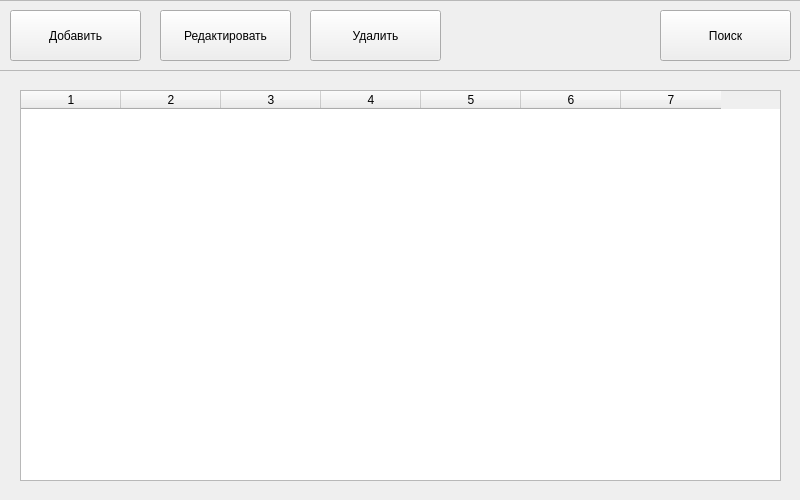
DoooMer/film-library, file Filmlibrary/ui/templates/mainview.ui: the form before one commit.
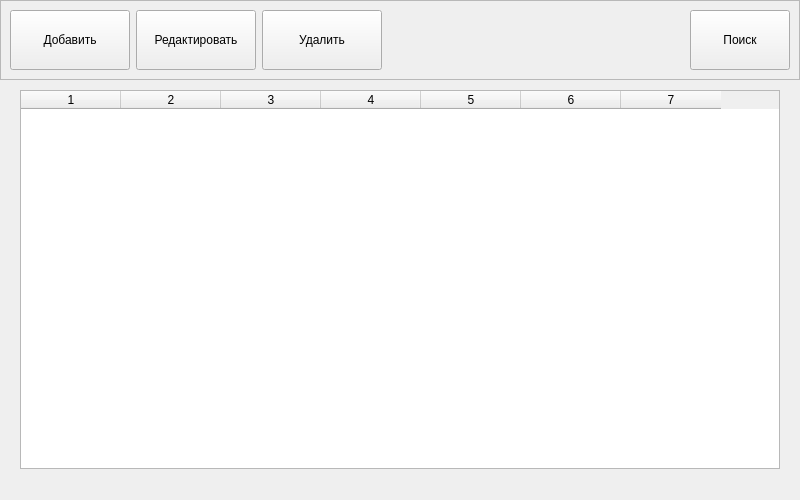
The form after the commit.

Commit message: fix expanding width of widgets, add closing selected file

What changed in the file:
```diff
--- a/Filmlibrary/ui/templates/mainview.ui
+++ b/Filmlibrary/ui/templates/mainview.ui
@@ -11,78 +11,55 @@
    </rect>
   </property>
   <property name="sizePolicy">
-   <sizepolicy hsizetype="Expanding" vsizetype="Preferred">
+   <sizepolicy hsizetype="MinimumExpanding" vsizetype="Minimum">
     <horstretch>0</horstretch>
     <verstretch>0</verstretch>
    </sizepolicy>
   </property>
+  <property name="minimumSize">
+   <size>
+    <width>800</width>
+    <height>500</height>
+   </size>
+  </property>
+  <property name="maximumSize">
+   <size>
+    <width>16777215</width>
+    <height>500</height>
+   </size>
+  </property>
   <property name="windowTitle">
    <string>Form</string>
   </property>
-  <widget class="QWidget" name="verticalLayoutWidget">
-   <property name="geometry">
-    <rect>
-     <x>0</x>
-     <y>80</y>
-     <width>801</width>
-     <height>421</height>
-    </rect>
-   </property>
-   <layout class="QVBoxLayout" name="verticalLayout">
+  <layout class="QVBoxLayout" name="verticalLayout_2">
     <property name="spacing">
-     <number>8</number>
+    <number>0</number>
+   </property>
+   <property name="sizeConstraint">
+    <enum>QLayout::SetMinAndMaxSize</enum>
     </property>
     <property name="leftMargin">
-     <number>20</number>
+    <number>0</number>
     </property>
     <property name="topMargin">
-     <number>10</number>
+    <number>0</number>
     </property>
     <property name="rightMargin">
-     <number>20</number>
-    </property>
-    <property name="bottomMargin">
-     <number>20</number>
+    <number>0</number>
     </property>
     <item>
-     <widget class="QTableWidget" name="list">
-      <property name="sizePolicy">
-       <sizepolicy hsizetype="Expanding" vsizetype="Expanding">
-        <horstretch>0</horstretch>
-        <verstretch>0</verstretch>
-       </sizepolicy>
-      </property>
-      <property name="editTriggers">
-       <set>QAbstractItemView::NoEditTriggers</set>
-      </property>
-      <property name="selectionMode">
-       <enum>QAbstractItemView::SingleSelection</enum>
-      </property>
-      <property name="selectionBehavior">
-       <enum>QAbstractItemView::SelectRows</enum>
-      </property>
-      <property name="columnCount">
-       <number>7</number>
-      </property>
-      <column/>
-      <column/>
-      <column/>
-      <column/>
-      <column/>
-      <column/>
-      <column/>
-     </widget>
-    </item>
-   </layout>
-  </widget>
   <widget class="QFrame" name="frame">
-   <property name="geometry">
-    <rect>
-     <x>-10</x>
-     <y>0</y>
-     <width>811</width>
-     <height>71</height>
-    </rect>
+     <property name="sizePolicy">
+      <sizepolicy hsizetype="MinimumExpanding" vsizetype="Minimum">
+       <horstretch>0</horstretch>
+       <verstretch>0</verstretch>
+      </sizepolicy>
+     </property>
+     <property name="minimumSize">
+      <size>
+       <width>800</width>
+       <height>80</height>
+      </size>
    </property>
    <property name="frameShape">
     <enum>QFrame::StyledPanel</enum>
@@ -90,14 +67,20 @@
    <property name="frameShadow">
     <enum>QFrame::Raised</enum>
    </property>
+     <layout class="QHBoxLayout" name="horizontalLayout">
+      <item>
    <widget class="QToolButton" name="buttonAdd">
-    <property name="geometry">
-     <rect>
-      <x>20</x>
-      <y>10</y>
-      <width>131</width>
-      <height>51</height>
-     </rect>
+        <property name="sizePolicy">
+         <sizepolicy hsizetype="Fixed" vsizetype="Maximum">
+          <horstretch>0</horstretch>
+          <verstretch>0</verstretch>
+         </sizepolicy>
+        </property>
+        <property name="minimumSize">
+         <size>
+          <width>120</width>
+          <height>60</height>
+         </size>
     </property>
     <property name="text">
      <string>Добавить</string>
@@ -109,46 +92,111 @@
      <bool>false</bool>
     </property>
    </widget>
-   <widget class="QToolButton" name="buttonFind">
-    <property name="geometry">
-     <rect>
-      <x>670</x>
-      <y>10</y>
-      <width>131</width>
-      <height>51</height>
-     </rect>
-    </property>
-    <property name="text">
-     <string>Поиск</string>
-    </property>
-   </widget>
+      </item>
+      <item>
    <widget class="QToolButton" name="buttonEdit">
-    <property name="geometry">
-     <rect>
-      <x>170</x>
-      <y>10</y>
-      <width>131</width>
-      <height>51</height>
-     </rect>
+        <property name="minimumSize">
+         <size>
+          <width>120</width>
+          <height>60</height>
+         </size>
     </property>
     <property name="text">
      <string>Редактировать</string>
     </property>
    </widget>
+      </item>
+      <item>
    <widget class="QToolButton" name="buttonDelete">
-    <property name="geometry">
-     <rect>
-      <x>320</x>
-      <y>10</y>
-      <width>131</width>
-      <height>51</height>
-     </rect>
+        <property name="minimumSize">
+         <size>
+          <width>120</width>
+          <height>60</height>
+         </size>
     </property>
     <property name="text">
      <string>Удалить</string>
     </property>
    </widget>
-  </widget>
+      </item>
+      <item>
+       <spacer name="horizontalSpacer">
+        <property name="orientation">
+         <enum>Qt::Horizontal</enum>
+        </property>
+        <property name="sizeHint" stdset="0">
+         <size>
+          <width>427</width>
+          <height>20</height>
+         </size>
+        </property>
+       </spacer>
+      </item>
+      <item>
+       <widget class="QToolButton" name="buttonFind">
+        <property name="minimumSize">
+         <size>
+          <width>100</width>
+          <height>60</height>
+         </size>
+        </property>
+        <property name="text">
+         <string>Поиск</string>
+        </property>
+       </widget>
+      </item>
+     </layout>
+    </widget>
+   </item>
+   <item>
+    <layout class="QVBoxLayout" name="verticalLayout">
+     <property name="spacing">
+      <number>8</number>
+     </property>
+     <property name="leftMargin">
+      <number>20</number>
+     </property>
+     <property name="topMargin">
+      <number>10</number>
+     </property>
+     <property name="rightMargin">
+      <number>20</number>
+     </property>
+     <property name="bottomMargin">
+      <number>20</number>
+     </property>
+     <item>
+      <widget class="QTableWidget" name="list">
+       <property name="sizePolicy">
+        <sizepolicy hsizetype="Expanding" vsizetype="Expanding">
+         <horstretch>0</horstretch>
+         <verstretch>0</verstretch>
+        </sizepolicy>
+       </property>
+       <property name="editTriggers">
+        <set>QAbstractItemView::NoEditTriggers</set>
+       </property>
+       <property name="selectionMode">
+        <enum>QAbstractItemView::SingleSelection</enum>
+       </property>
+       <property name="selectionBehavior">
+        <enum>QAbstractItemView::SelectRows</enum>
+       </property>
+       <property name="columnCount">
+        <number>7</number>
+       </property>
+       <column/>
+       <column/>
+       <column/>
+       <column/>
+       <column/>
+       <column/>
+       <column/>
+      </widget>
+     </item>
+    </layout>
+   </item>
+  </layout>
  </widget>
  <resources/>
  <connections/>
```
Lines whose indentation alone changed are shown as unchanged. The commit also changes 9 other files.
